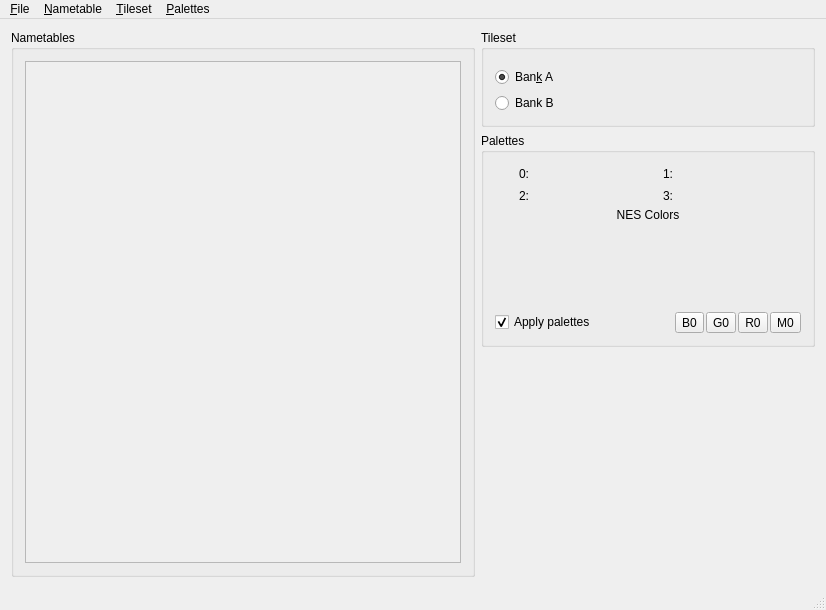
Above: src/mainwindow.ui from jpwhiting/nestool before the change. Below: the same form after it.
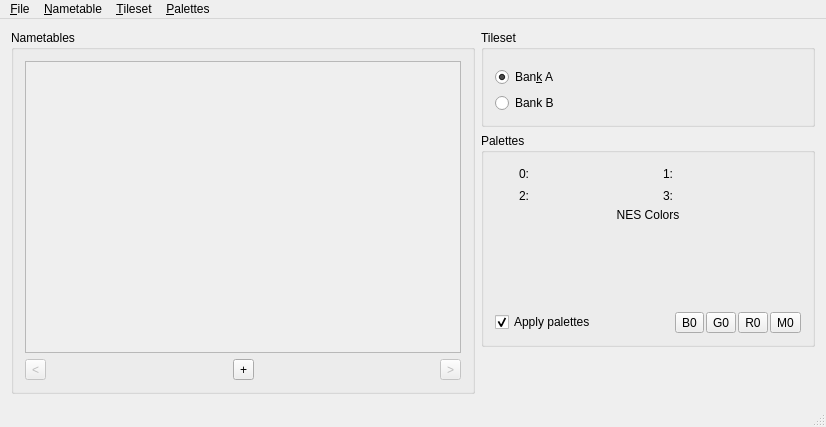
That is the form after the change. Custom widgets are drawn as their Qt base class.

Commit message:
Added support for multiple nametables.
Added + button to create/allocate new nametable on the right of all
nametables.
Added < and > buttons to move nametables left or right (unimplemented).
Added tracking which nametable is "current" by clicking on it.
Loading a nametable loads to the current nametable.
Show loaded filename above nametables.

What changed in the file:
```diff
--- a/src/mainwindow.ui
+++ b/src/mainwindow.ui
@@ -7,7 +7,7 @@
     <x>0</x>
     <y>0</y>
     <width>826</width>
-    <height>610</height>
+    <height>427</height>
    </rect>
   </property>
   <property name="windowTitle">
@@ -1840,8 +1840,61 @@
        <string>Nametables</string>
       </property>
       <layout class="QGridLayout" name="gridLayout_4">
-       <item row="0" column="0">
-        <widget class="QScrollArea" name="nametableArea">
+       <item row="2" column="0">
+        <widget class="QToolButton" name="moveNameTableLeftButton">
+         <property name="enabled">
+          <bool>false</bool>
+         </property>
+         <property name="text">
+          <string>&lt;</string>
+         </property>
+        </widget>
+       </item>
+       <item row="2" column="2">
+        <widget class="QToolButton" name="addNameTableButton">
+         <property name="text">
+          <string>+</string>
+         </property>
+        </widget>
+       </item>
+       <item row="2" column="1">
+        <spacer name="horizontalSpacer">
+         <property name="orientation">
+          <enum>Qt::Horizontal</enum>
+         </property>
+         <property name="sizeHint" stdset="0">
+          <size>
+           <width>40</width>
+           <height>20</height>
+          </size>
+         </property>
+        </spacer>
+       </item>
+       <item row="2" column="3">
+        <spacer name="horizontalSpacer_2">
+         <property name="orientation">
+          <enum>Qt::Horizontal</enum>
+         </property>
+         <property name="sizeHint" stdset="0">
+          <size>
+           <width>40</width>
+           <height>20</height>
+          </size>
+         </property>
+        </spacer>
+       </item>
+       <item row="2" column="4">
+        <widget class="QToolButton" name="moveNameTableRightButton">
+         <property name="enabled">
+          <bool>false</bool>
+         </property>
+         <property name="text">
+          <string>&gt;</string>
+         </property>
+        </widget>
+       </item>
+       <item row="1" column="0" colspan="5">
+        <widget class="QScrollArea" name="nameTableArea">
          <property name="sizePolicy">
           <sizepolicy hsizetype="Expanding" vsizetype="Expanding">
            <horstretch>1</horstretch>
@@ -1851,13 +1904,13 @@
          <property name="widgetResizable">
           <bool>true</bool>
          </property>
-         <widget class="QWidget" name="nametableContents">
+         <widget class="QWidget" name="nameTableContents">
           <property name="geometry">
            <rect>
             <x>0</x>
             <y>0</y>
             <width>437</width>
-            <height>499</height>
+            <height>276</height>
            </rect>
           </property>
           <layout class="QHBoxLayout" name="horizontalLayout_9">
```
The commit also changes 4 other files.
